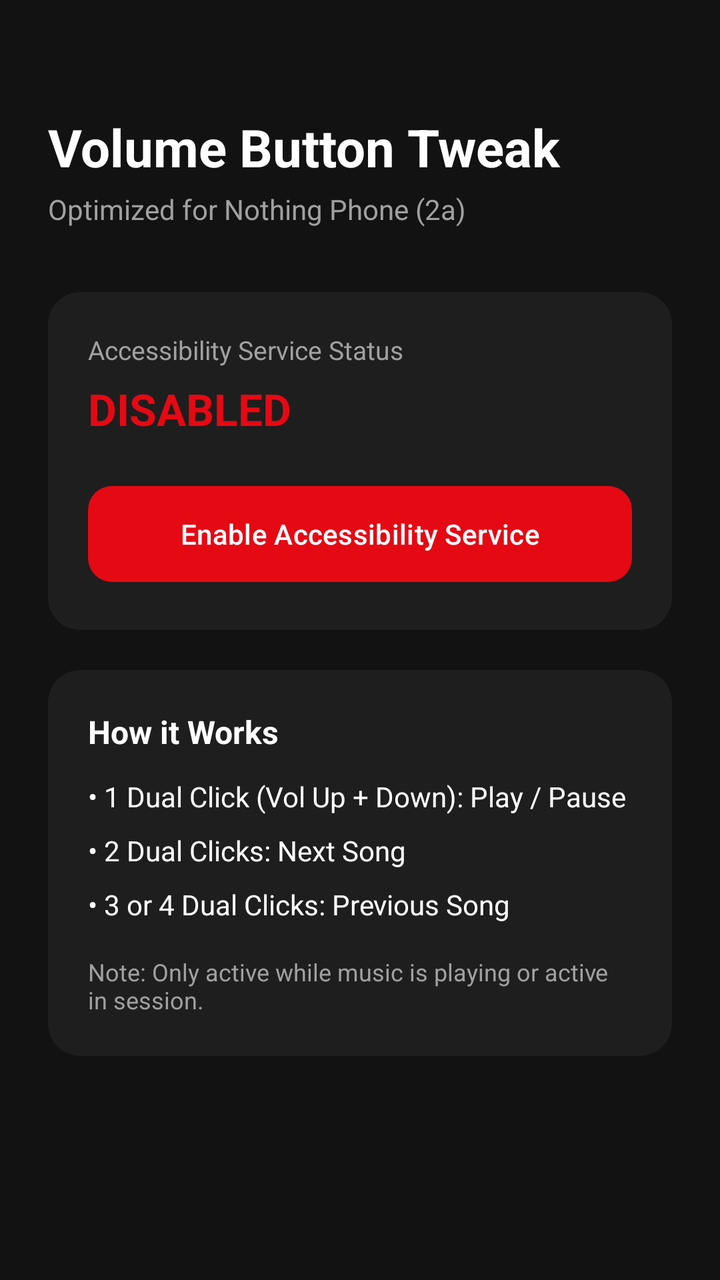
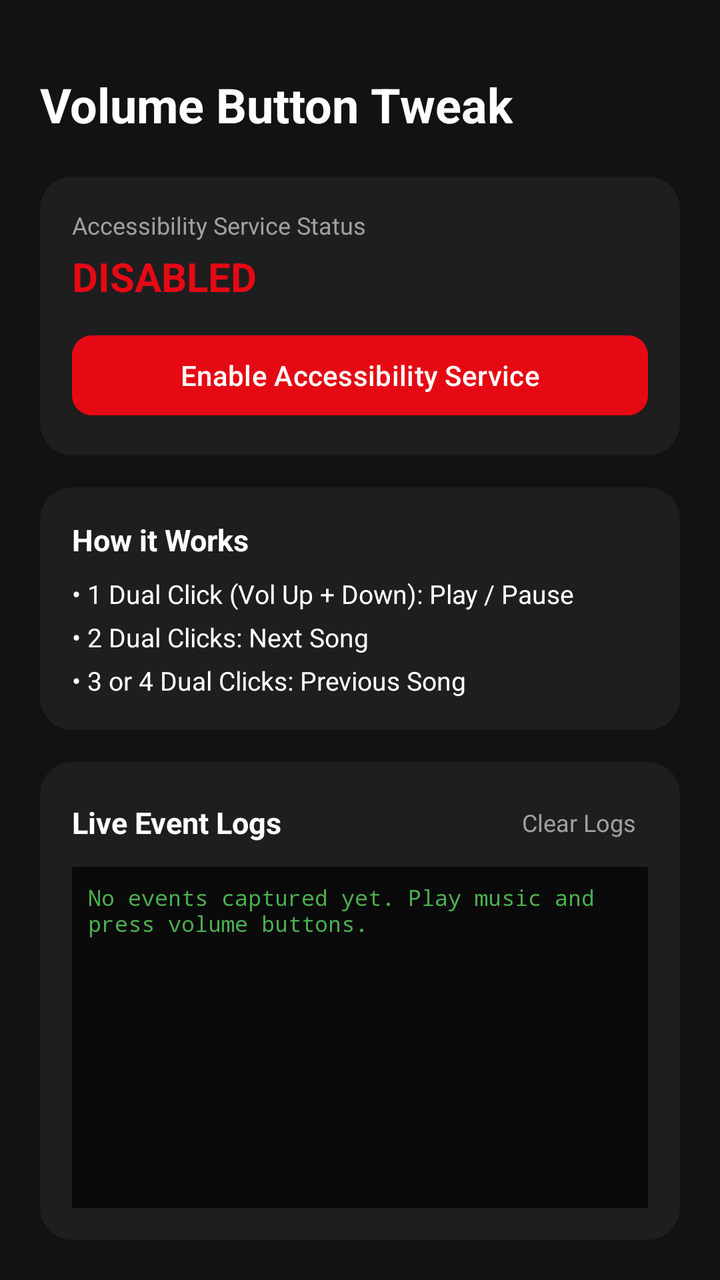

Two renders of the same Android screen: before a commit and after it. Below are the layout's source before the change and the commit's diff.
<!-- AndroidManifest.xml: application theme Theme.VolumeButtonTweak -->
<!-- res/layout/activity_main.xml -->
<?xml version="1.0" encoding="utf-8"?>
<LinearLayout xmlns:android="http://schemas.android.com/apk/res/android"
    xmlns:app="http://schemas.android.com/apk/res-auto"
    android:layout_width="match_parent"
    android:layout_height="match_parent"
    android:orientation="vertical"
    android:background="@color/dark_bg"
    android:padding="24dp">

    <TextView
        android:layout_width="wrap_content"
        android:layout_height="wrap_content"
        android:text="@string/app_name"
        android:textColor="@color/white"
        android:textSize="26sp"
        android:textStyle="bold"
        android:layout_marginTop="32dp" />

    <TextView
        android:layout_width="wrap_content"
        android:layout_height="wrap_content"
        android:text="Optimized for Nothing Phone (2a)"
        android:textColor="@color/text_secondary"
        android:textSize="14sp"
        android:layout_marginTop="4dp" />

    <com.google.android.material.card.MaterialCardView
        android:layout_width="match_parent"
        android:layout_height="wrap_content"
        android:layout_marginTop="32dp"
        app:cardBackgroundColor="@color/card_bg"
        app:cardCornerRadius="16dp"
        app:cardElevation="0dp"
        app:strokeWidth="0dp">

        <LinearLayout
            android:layout_width="match_parent"
            android:layout_height="wrap_content"
            android:orientation="vertical"
            android:padding="20dp">

            <TextView
                android:layout_width="wrap_content"
                android:layout_height="wrap_content"
                android:text="@string/service_status_label"
                android:textColor="@color/text_secondary"
                android:textSize="13sp" />

            <TextView
                android:id="@+id/tvStatus"
                android:layout_width="wrap_content"
                android:layout_height="wrap_content"
                android:text="@string/status_disabled"
                android:textColor="@color/red_accent"
                android:textSize="22sp"
                android:textStyle="bold"
                android:layout_marginTop="6dp" />

            <com.google.android.material.button.MaterialButton
                android:id="@+id/btnEnableService"
                android:layout_width="match_parent"
                android:layout_height="56dp"
                android:layout_marginTop="20dp"
                android:text="@string/enable_service_button"
                android:textColor="@color/white"
                app:backgroundTint="@color/red_accent"
                app:cornerRadius="12dp" />
        </LinearLayout>
    </com.google.android.material.card.MaterialCardView>

    <com.google.android.material.card.MaterialCardView
        android:layout_width="match_parent"
        android:layout_height="wrap_content"
        android:layout_marginTop="20dp"
        app:cardBackgroundColor="@color/card_bg"
        app:cardCornerRadius="16dp"
        app:cardElevation="0dp"
        app:strokeWidth="0dp">

        <LinearLayout
            android:layout_width="match_parent"
            android:layout_height="wrap_content"
            android:orientation="vertical"
            android:padding="20dp">

            <TextView
                android:layout_width="wrap_content"
                android:layout_height="wrap_content"
                android:text="@string/instructions_title"
                android:textColor="@color/white"
                android:textSize="16sp"
                android:textStyle="bold" />

            <TextView
                android:layout_width="wrap_content"
                android:layout_height="wrap_content"
                android:text="@string/instruction_1"
                android:textColor="@color/white"
                android:textSize="14sp"
                android:layout_marginTop="12dp" />

            <TextView
                android:layout_width="wrap_content"
                android:layout_height="wrap_content"
                android:text="@string/instruction_2"
                android:textColor="@color/white"
                android:textSize="14sp"
                android:layout_marginTop="8dp" />

            <TextView
                android:layout_width="wrap_content"
                android:layout_height="wrap_content"
                android:text="@string/instruction_3"
                android:textColor="@color/white"
                android:textSize="14sp"
                android:layout_marginTop="8dp" />

            <TextView
                android:layout_width="wrap_content"
                android:layout_height="wrap_content"
                android:text="@string/instruction_note"
                android:textColor="@color/text_secondary"
                android:textSize="12sp"
                android:layout_marginTop="16dp" />
        </LinearLayout>
    </com.google.android.material.card.MaterialCardView>

</LinearLayout>
<!-- resources referenced by this layout -->
<resources>
  <color name="card_bg">#FF1E1E1E</color>
  <color name="dark_bg">#FF121212</color>
  <color name="red_accent">#FFE50914</color>
  <color name="text_secondary">#FFA0A0A0</color>
  <color name="white">#FFFFFFFF</color>
  <string name="app_name">Volume Button Tweak</string>
  <string name="enable_service_button">Enable Accessibility Service</string>
  <string name="instruction_1">• 1 Dual Click (Vol Up + Down): Play / Pause</string>
  <string name="instruction_2">• 2 Dual Clicks: Next Song</string>
  <string name="instruction_3">• 3 or 4 Dual Clicks: Previous Song</string>
  <string name="instruction_note">Note: Only active while music is playing or active in session.</string>
  <string name="instructions_title">How it Works</string>
  <string name="service_status_label">Accessibility Service Status</string>
  <string name="status_disabled">DISABLED</string>
  <style name="Theme.VolumeButtonTweak" parent="Theme.Material3.DayNight.NoActionBar">
          <item name="android:statusBarColor">@color/dark_bg</item>
          <item name="android:navigationBarColor">@color/dark_bg</item>
          <item name="android:windowBackground">@color/dark_bg</item>
      </style>
</resources>

<!-- the commit's change to res/layout/activity_main.xml (unified diff, before → after) -->
@@ -5,68 +5,16 @@
     android:layout_height="match_parent"
     android:orientation="vertical"
     android:background="@color/dark_bg"
-    android:padding="24dp">
+    android:padding="20dp">
 
     <TextView
         android:layout_width="wrap_content"
         android:layout_height="wrap_content"
         android:text="@string/app_name"
         android:textColor="@color/white"
-        android:textSize="26sp"
+        android:textSize="24sp"
         android:textStyle="bold"
-        android:layout_marginTop="32dp" />
-
-    <TextView
-        android:layout_width="wrap_content"
-        android:layout_height="wrap_content"
-        android:text="Optimized for Nothing Phone (2a)"
-        android:textColor="@color/text_secondary"
-        android:textSize="14sp"
-        android:layout_marginTop="4dp" />
-
-    <com.google.android.material.card.MaterialCardView
-        android:layout_width="match_parent"
-        android:layout_height="wrap_content"
-        android:layout_marginTop="32dp"
-        app:cardBackgroundColor="@color/card_bg"
-        app:cardCornerRadius="16dp"
-        app:cardElevation="0dp"
-        app:strokeWidth="0dp">
-
-        <LinearLayout
-            android:layout_width="match_parent"
-            android:layout_height="wrap_content"
-            android:orientation="vertical"
-            android:padding="20dp">
-
-            <TextView
-                android:layout_width="wrap_content"
-                android:layout_height="wrap_content"
-                android:text="@string/service_status_label"
-                android:textColor="@color/text_secondary"
-                android:textSize="13sp" />
-
-            <TextView
-                android:id="@+id/tvStatus"
-                android:layout_width="wrap_content"
-                android:layout_height="wrap_content"
-                android:text="@string/status_disabled"
-                android:textColor="@color/red_accent"
-                android:textSize="22sp"
-                android:textStyle="bold"
-                android:layout_marginTop="6dp" />
-
-            <com.google.android.material.button.MaterialButton
-                android:id="@+id/btnEnableService"
-                android:layout_width="match_parent"
-                android:layout_height="56dp"
-                android:layout_marginTop="20dp"
-                android:text="@string/enable_service_button"
-                android:textColor="@color/white"
-                app:backgroundTint="@color/red_accent"
-                app:cornerRadius="12dp" />
-        </LinearLayout>
-    </com.google.android.material.card.MaterialCardView>
+        android:layout_marginTop="16dp" />
 
     <com.google.android.material.card.MaterialCardView
         android:layout_width="match_parent"
@@ -81,14 +29,58 @@
             android:layout_width="match_parent"
             android:layout_height="wrap_content"
             android:orientation="vertical"
-            android:padding="20dp">
+            android:padding="16dp">
+
+            <TextView
+                android:layout_width="wrap_content"
+                android:layout_height="wrap_content"
+                android:text="@string/service_status_label"
+                android:textColor="@color/text_secondary"
+                android:textSize="12sp" />
+
+            <TextView
+                android:id="@+id/tvStatus"
+                android:layout_width="wrap_content"
+                android:layout_height="wrap_content"
+                android:text="@string/status_disabled"
+                android:textColor="@color/red_accent"
+                android:textSize="20sp"
+                android:textStyle="bold"
+                android:layout_marginTop="4dp" />
+
+            <com.google.android.material.button.MaterialButton
+                android:id="@+id/btnEnableService"
+                android:layout_width="match_parent"
+                android:layout_height="48dp"
+                android:layout_marginTop="12dp"
+                android:text="@string/enable_service_button"
+                android:textColor="@color/white"
+                app:backgroundTint="@color/red_accent"
+                app:cornerRadius="10dp" />
+        </LinearLayout>
+    </com.google.android.material.card.MaterialCardView>
+
+    <com.google.android.material.card.MaterialCardView
+        android:layout_width="match_parent"
+        android:layout_height="wrap_content"
+        android:layout_marginTop="16dp"
+        app:cardBackgroundColor="@color/card_bg"
+        app:cardCornerRadius="16dp"
+        app:cardElevation="0dp"
+        app:strokeWidth="0dp">
+
+        <LinearLayout
+            android:layout_width="match_parent"
+            android:layout_height="wrap_content"
+            android:orientation="vertical"
+            android:padding="16dp">
 
             <TextView
                 android:layout_width="wrap_content"
                 android:layout_height="wrap_content"
                 android:text="@string/instructions_title"
                 android:textColor="@color/white"
-                android:textSize="16sp"
+                android:textSize="15sp"
                 android:textStyle="bold" />
 
             <TextView
@@ -96,32 +88,85 @@
                 android:layout_height="wrap_content"
                 android:text="@string/instruction_1"
                 android:textColor="@color/white"
-                android:textSize="14sp"
-                android:layout_marginTop="12dp" />
+                android:textSize="13sp"
+                android:layout_marginTop="8dp" />
 
             <TextView
                 android:layout_width="wrap_content"
                 android:layout_height="wrap_content"
                 android:text="@string/instruction_2"
                 android:textColor="@color/white"
-                android:textSize="14sp"
-                android:layout_marginTop="8dp" />
+                android:textSize="13sp"
+                android:layout_marginTop="4dp" />
 
             <TextView
                 android:layout_width="wrap_content"
                 android:layout_height="wrap_content"
                 android:text="@string/instruction_3"
                 android:textColor="@color/white"
-                android:textSize="14sp"
-                android:layout_marginTop="8dp" />
+                android:textSize="13sp"
+                android:layout_marginTop="4dp" />
+        </LinearLayout>
+    </com.google.android.material.card.MaterialCardView>
 
-            <TextView
-                android:layout_width="wrap_content"
-                android:layout_height="wrap_content"
-                android:text="@string/instruction_note"
-                android:textColor="@color/text_secondary"
-                android:textSize="12sp"
-                android:layout_marginTop="16dp" />
+    <com.google.android.material.card.MaterialCardView
+        android:layout_width="match_parent"
+        android:layout_height="0dp"
+        android:layout_weight="1"
+        android:layout_marginTop="16dp"
+        app:cardBackgroundColor="@color/card_bg"
+        app:cardCornerRadius="16dp"
+        app:cardElevation="0dp"
+        app:strokeWidth="0dp">
+
+        <LinearLayout
+            android:layout_width="match_parent"
+            android:layout_height="match_parent"
+            android:orientation="vertical"
+            android:padding="16dp">
+
+            <RelativeLayout
+                android:layout_width="match_parent"
+                android:layout_height="wrap_content">
+
+                <TextView
+                    android:layout_width="wrap_content"
+                    android:layout_height="wrap_content"
+                    android:layout_centerVertical="true"
+                    android:text="Live Event Logs"
+                    android:textColor="@color/white"
+                    android:textSize="15sp"
+                    android:textStyle="bold" />
+
+                <TextView
+                    android:id="@+id/btnClearLogs"
+                    android:layout_width="wrap_content"
+                    android:layout_height="wrap_content"
+                    android:layout_alignParentEnd="true"
+                    android:layout_centerVertical="true"
+                    android:padding="6dp"
+                    android:text="Clear Logs"
+                    android:textColor="@color/text_secondary"
+                    android:textSize="12sp" />
+            </RelativeLayout>
+
+            <ScrollView
+                android:id="@+id/scrollLogs"
+                android:layout_width="match_parent"
+                android:layout_height="match_parent"
+                android:layout_marginTop="8dp"
+                android:background="#0A0A0A"
+                android:padding="8dp">
+
+                <TextView
+                    android:id="@+id/tvLogs"
+                    android:layout_width="match_parent"
+                    android:layout_height="wrap_content"
+                    android:fontFamily="monospace"
+                    android:text="No events captured yet. Play music and press volume buttons."
+                    android:textColor="#4CAF50"
+                    android:textSize="11sp" />
+            </ScrollView>
         </LinearLayout>
     </com.google.android.material.card.MaterialCardView>
 
<!-- resource entries referenced after the edit -->
@@ -10,7 +10,6 @@
   <string name="instruction_1">• 1 Dual Click (Vol Up + Down): Play / Pause</string>
   <string name="instruction_2">• 2 Dual Clicks: Next Song</string>
   <string name="instruction_3">• 3 or 4 Dual Clicks: Previous Song</string>
-  <string name="instruction_note">Note: Only active while music is playing or active in session.</string>
   <string name="instructions_title">How it Works</string>
   <string name="service_status_label">Accessibility Service Status</string>
   <string name="status_disabled">DISABLED</string>
